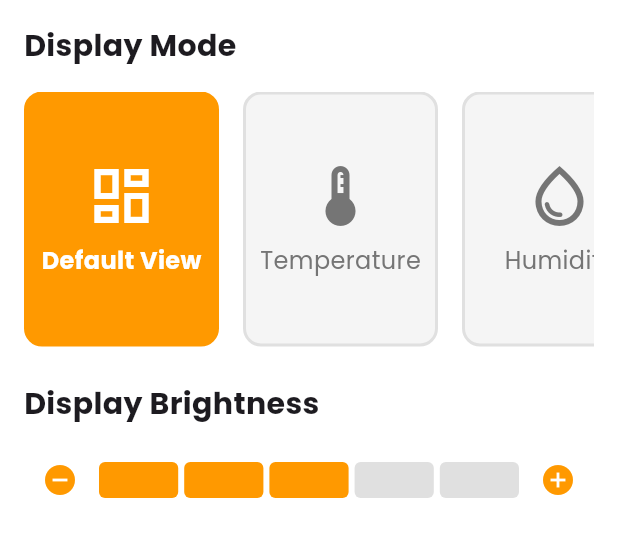
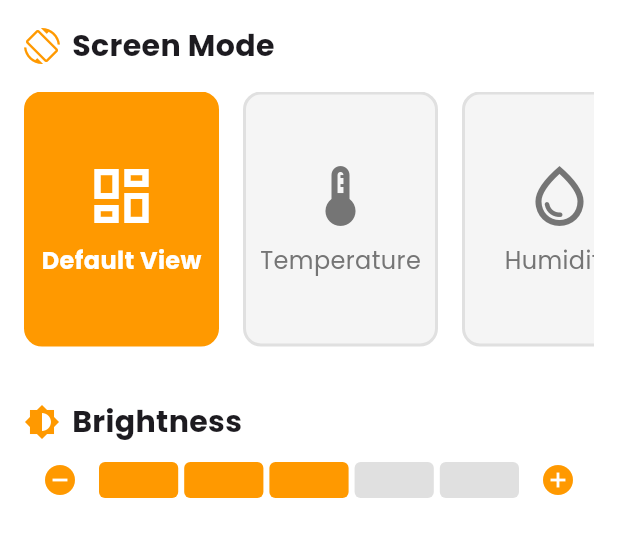
Before and after one commit to KempDewulf/envirosense-app, a Flutter app: the DeviceControlsTab widget shown alone on an empty page, opened directly, on a phone screen of 412 x 824 dp. Shown: the top 537 px of the screen. Run offline on Flutter 3.47's test engine with Material 3 defaults, Android fonts, the phone set to English and light mode, and no system bars; our stand-ins replace dotted_border, firebase_auth, firebase_core, firebase_messaging, flutter_dotenv, google_fonts and 4 more; missing offline and left inert: mobile_scanner; accounts and stored records are empty; network calls fail.

Commit message:
feat: update DeviceControlsTab with improved UI for screen mode and brightness control

```diff
--- a/lib/presentation/widgets/tabs/device_controls_tab.dart
+++ b/lib/presentation/widgets/tabs/device_controls_tab.dart
@@ -21,9 +21,16 @@ class _DeviceControlsTabState extends State<DeviceControlsTab> {
       child: Column(
         crossAxisAlignment: CrossAxisAlignment.start,
         children: [
+          Row(
+            children: [
+              const Icon(Icons.screen_rotation,
+                  color: AppColors.secondaryColor),
+              const SizedBox(width: 8),
               const Text(
-            'Display Mode',
+                'Screen Mode',
                 style: TextStyle(fontSize: 20, fontWeight: FontWeight.bold),
+              ),
+            ],
           ),
           const SizedBox(height: 16),
           SizedBox(
@@ -54,7 +61,17 @@ class _DeviceControlsTabState extends State<DeviceControlsTab> {
               ],
             ),
           ),
-          const SizedBox(height: 24),
+          const SizedBox(height: 36),
+          Row(
+            children: [
+              const Icon(Icons.brightness_6, color: AppColors.secondaryColor),
+              const SizedBox(width: 8),
+              const Text(
+                'Brightness',
+                style: TextStyle(fontSize: 20, fontWeight: FontWeight.bold),
+              ),
+            ],
+          ),
           _buildBrightnessControl(),
         ],
       ),
@@ -62,15 +79,7 @@ class _DeviceControlsTabState extends State<DeviceControlsTab> {
   }
 
   Widget _buildBrightnessControl() {
-    return Column(
-      crossAxisAlignment: CrossAxisAlignment.start,
-      children: [
-        const Text(
-          'Display Brightness',
-          style: TextStyle(fontSize: 20, fontWeight: FontWeight.bold),
-        ),
-        const SizedBox(height: 12),
-        Row(
+    return Row(
       children: [
         IconButton(
           onPressed: () {
@@ -107,8 +116,6 @@ class _DeviceControlsTabState extends State<DeviceControlsTab> {
           },
           icon: const Icon(Icons.add_circle),
           color: AppColors.secondaryColor,
-            ),
-          ],
         ),
       ],
     );
```
Lines whose indentation alone changed are shown as unchanged.
